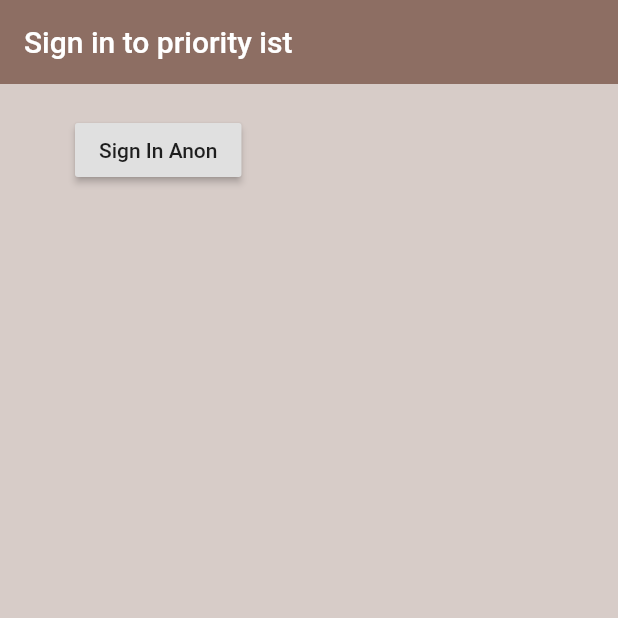
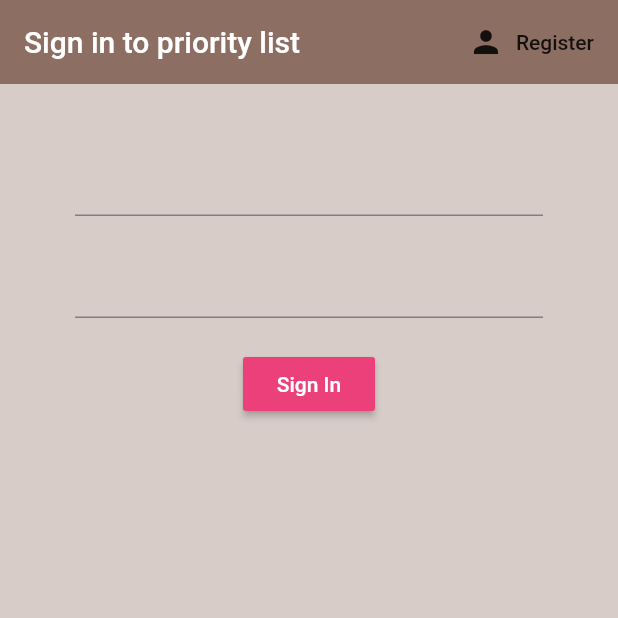
Before and after one commit to mohnishgoyal/priority_list, a Flutter app: the screen it shows after launch, on a phone screen of 412 x 824 dp, the top half of it. Run offline on Flutter 3.47's test engine with Material 2 defaults, Android fonts, the phone set to English and light mode, and no system bars; our stand-ins replace firebase_auth; accounts and stored records are empty.

Commit message:
sign in and register  toggle

```diff
--- a/lib/screens/authenticate/authenticate.dart
+++ b/lib/screens/authenticate/authenticate.dart
@@ -1,4 +1,5 @@
 import 'package:flutter/material.dart';
+import 'package:priority_list/screens/authenticate/register.dart';
 import 'package:priority_list/screens/authenticate/sign_in.dart';
 
 class Authenticate extends StatefulWidget {
@@ -7,10 +8,17 @@ class Authenticate extends StatefulWidget {
 }
 
 class _AuthenticateState extends State<Authenticate> {
+
+  bool showSignIn = true;
+  void toggleView() {
+    setState(() => showSignIn = !showSignIn);
+  }
   @override
   Widget build(BuildContext context) {
-    return Container(
-      child: SignIn(),
-    );
+    if(showSignIn){
+      return SignIn(toggleView: toggleView);
+    } else{
+      return Register(toggleView: toggleView);
+    }
   }
 }
--- a/lib/screens/authenticate/sign_in.dart
+++ b/lib/screens/authenticate/sign_in.dart
@@ -2,6 +2,10 @@ import 'package:flutter/material.dart';
 import 'package:priority_list/services/auth.dart';
 
 class SignIn extends StatefulWidget {
+
+  final Function toggleView;
+  SignIn({ this.toggleView });
+
   @override
   _SignInState createState() => _SignInState();
 }
@@ -10,6 +14,10 @@ class _SignInState extends State<SignIn> {
 
   final AuthService _auth = AuthService();
 
+  // text field state
+  String email = '';
+  String password = '';
+
   @override
   Widget build(BuildContext context) {
     return Scaffold(
@@ -17,22 +25,46 @@ class _SignInState extends State<SignIn> {
       appBar: AppBar(
         backgroundColor: Colors.brown[400],
         elevation: 0.0,
-        title: Text('Sign in to priority ist'),
+        title: Text('Sign in to priority list'),
+        actions: <Widget>[
+          FlatButton.icon(onPressed: () {
+            widget.toggleView();
+          }, icon: Icon(Icons.person), label: Text('Register'))
+        ],
       ),
       body: Container(
         padding: EdgeInsets.symmetric(vertical: 20.0, horizontal: 50.0),
-        child: RaisedButton(
-          child: Text('Sign In Anon'),
-          onPressed: () async {
-            dynamic result = await _auth.signInAnon();
-            if(result == null){
-              print('error signing in');
-            } else {
-              print('signed in');
-              print(result.uid);
-            }
-          },
-        ),
+        child: Column(
+          children: <Widget>[
+            SizedBox(height: 20.0,),
+            TextFormField(
+              onChanged: (val){
+                setState(() => email = val);
+              },
+            ),
+            SizedBox(height: 20.0,),
+            TextFormField(
+              obscureText: true,
+              onChanged: (val){
+                setState(() => password = val);
+              },
+            ),
+            SizedBox(height: 20.0),
+            RaisedButton(
+              color: Colors.pink[400],
+              child: Text(
+                'Sign In',
+                style: TextStyle(
+                  color: Colors.white
+                ),
+              ),
+              onPressed: () async {
+                print(email);
+                print(password);
+              },
+            )
+          ],
+        )
       ),
     );
   }
```
Also changed, not shown: lib/screens/authenticate/register.dart (added, +71 -0 lines).
